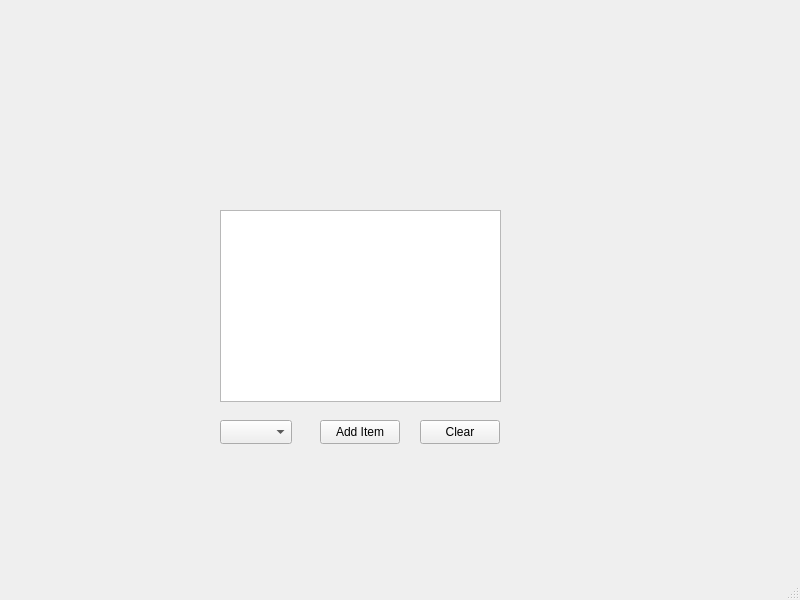
Old version of the form mainwindow.ui in the repository Anzure/QtAppDev-exam.
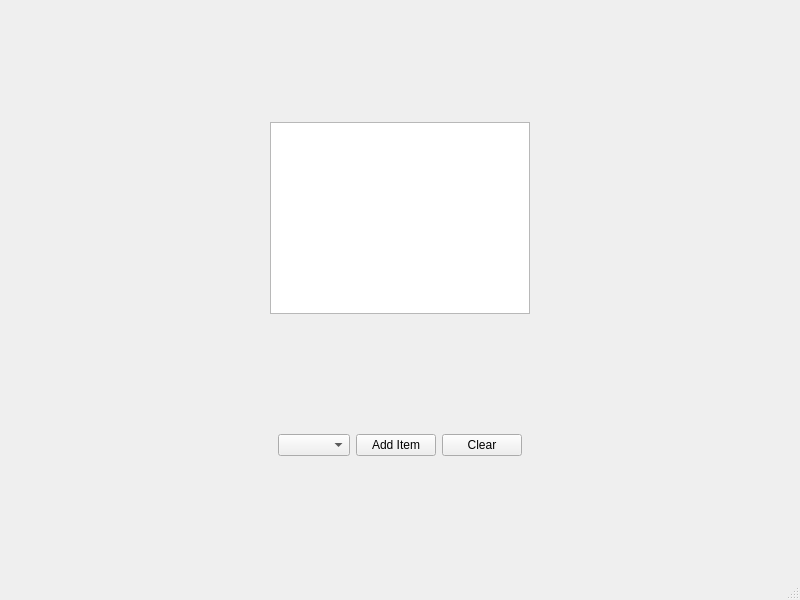
New version of the form.

```diff
--- a/mainwindow.ui
+++ b/mainwindow.ui
@@ -14,52 +14,139 @@
    <string>Qt eksamen</string>
   </property>
   <widget class="QWidget" name="centralwidget">
-   <widget class="QPushButton" name="addItemButton">
-    <property name="geometry">
-     <rect>
-      <x>320</x>
-      <y>420</y>
-      <width>80</width>
-      <height>24</height>
-     </rect>
-    </property>
-    <property name="text">
-     <string>Add Item</string>
-    </property>
-   </widget>
-   <widget class="QComboBox" name="comboBox">
-    <property name="geometry">
-     <rect>
-      <x>220</x>
-      <y>420</y>
-      <width>72</width>
-      <height>24</height>
-     </rect>
-    </property>
-   </widget>
-   <widget class="QListWidget" name="itemList">
-    <property name="geometry">
-     <rect>
-      <x>220</x>
-      <y>210</y>
-      <width>281</width>
-      <height>192</height>
-     </rect>
-    </property>
-   </widget>
-   <widget class="QPushButton" name="clearButton">
-    <property name="geometry">
-     <rect>
-      <x>420</x>
-      <y>420</y>
-      <width>80</width>
-      <height>24</height>
-     </rect>
-    </property>
-    <property name="text">
-     <string>Clear</string>
-    </property>
-   </widget>
+   <layout class="QGridLayout" name="gridLayout">
+    <item row="0" column="0">
+     <layout class="QVBoxLayout" name="verticalLayout_2">
+      <item>
+       <spacer name="verticalSpacer_2">
+        <property name="orientation">
+         <enum>Qt::Vertical</enum>
+        </property>
+        <property name="sizeHint" stdset="0">
+         <size>
+          <width>20</width>
+          <height>40</height>
+         </size>
+        </property>
+       </spacer>
+      </item>
+      <item>
+       <layout class="QHBoxLayout" name="horizontalLayout_6">
+        <item>
+         <spacer name="horizontalSpacer_3">
+          <property name="orientation">
+           <enum>Qt::Horizontal</enum>
+          </property>
+          <property name="sizeHint" stdset="0">
+           <size>
+            <width>40</width>
+            <height>20</height>
+           </size>
+          </property>
+         </spacer>
+        </item>
+        <item>
+         <layout class="QHBoxLayout" name="horizontalLayout_5">
+          <item>
+           <widget class="QListWidget" name="itemList"/>
+          </item>
+         </layout>
+        </item>
+        <item>
+         <spacer name="horizontalSpacer_4">
+          <property name="orientation">
+           <enum>Qt::Horizontal</enum>
+          </property>
+          <property name="sizeHint" stdset="0">
+           <size>
+            <width>40</width>
+            <height>20</height>
+           </size>
+          </property>
+         </spacer>
+        </item>
+       </layout>
+      </item>
+      <item>
+       <spacer name="verticalSpacer_3">
+        <property name="orientation">
+         <enum>Qt::Vertical</enum>
+        </property>
+        <property name="sizeHint" stdset="0">
+         <size>
+          <width>20</width>
+          <height>40</height>
+         </size>
+        </property>
+       </spacer>
+      </item>
+      <item>
+       <layout class="QHBoxLayout" name="horizontalLayout_7">
+        <item>
+         <spacer name="horizontalSpacer">
+          <property name="orientation">
+           <enum>Qt::Horizontal</enum>
+          </property>
+          <property name="sizeHint" stdset="0">
+           <size>
+            <width>40</width>
+            <height>20</height>
+           </size>
+          </property>
+         </spacer>
+        </item>
+        <item>
+         <layout class="QHBoxLayout" name="horizontalLayout_4">
+          <item>
+           <widget class="QComboBox" name="comboBox"/>
+          </item>
+          <item>
+           <widget class="QPushButton" name="addItemButton">
+            <property name="text">
+             <string>Add Item</string>
+            </property>
+           </widget>
+          </item>
+          <item>
+           <widget class="QPushButton" name="clearButton">
+            <property name="text">
+             <string>Clear</string>
+            </property>
+           </widget>
+          </item>
+         </layout>
+        </item>
+        <item>
+         <spacer name="horizontalSpacer_2">
+          <property name="orientation">
+           <enum>Qt::Horizontal</enum>
+          </property>
+          <property name="sizeHint" stdset="0">
+           <size>
+            <width>40</width>
+            <height>20</height>
+           </size>
+          </property>
+         </spacer>
+        </item>
+       </layout>
+      </item>
+      <item>
+       <spacer name="verticalSpacer">
+        <property name="orientation">
+         <enum>Qt::Vertical</enum>
+        </property>
+        <property name="sizeHint" stdset="0">
+         <size>
+          <width>20</width>
+          <height>40</height>
+         </size>
+        </property>
+       </spacer>
+      </item>
+     </layout>
+    </item>
+   </layout>
   </widget>
   <widget class="QMenuBar" name="menubar">
    <property name="geometry">
```
